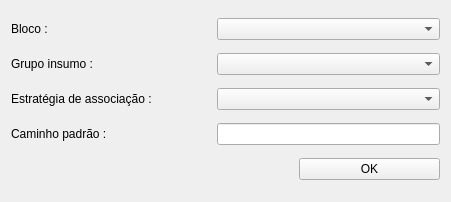
Before: the Qt Designer form uis/associateBlockInputs.ui in dsgoficial/SAP_Gerente, drawn with Qt 5.
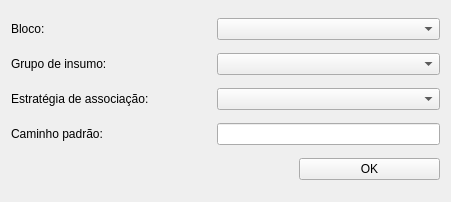
After: the same form once the commit is applied.

Patch:
```diff
--- a/uis/associateBlockInputs.ui
+++ b/uis/associateBlockInputs.ui
@@ -50,7 +50,7 @@
         </size>
        </property>
        <property name="text">
-        <string>Estratégia de associação :</string>
+        <string>Estratégia de associação:</string>
        </property>
       </widget>
      </item>
@@ -82,7 +82,7 @@
         </size>
        </property>
        <property name="text">
-        <string>Grupo insumo :</string>
+        <string>Grupo de insumo:</string>
        </property>
       </widget>
      </item>
@@ -114,7 +114,7 @@
         </size>
        </property>
        <property name="text">
-        <string>Caminho padrão :</string>
+        <string>Caminho padrão:</string>
        </property>
       </widget>
      </item>
@@ -153,7 +153,7 @@
         </size>
        </property>
        <property name="text">
-        <string>Bloco :</string>
+        <string>Bloco:</string>
        </property>
       </widget>
      </item>
```
